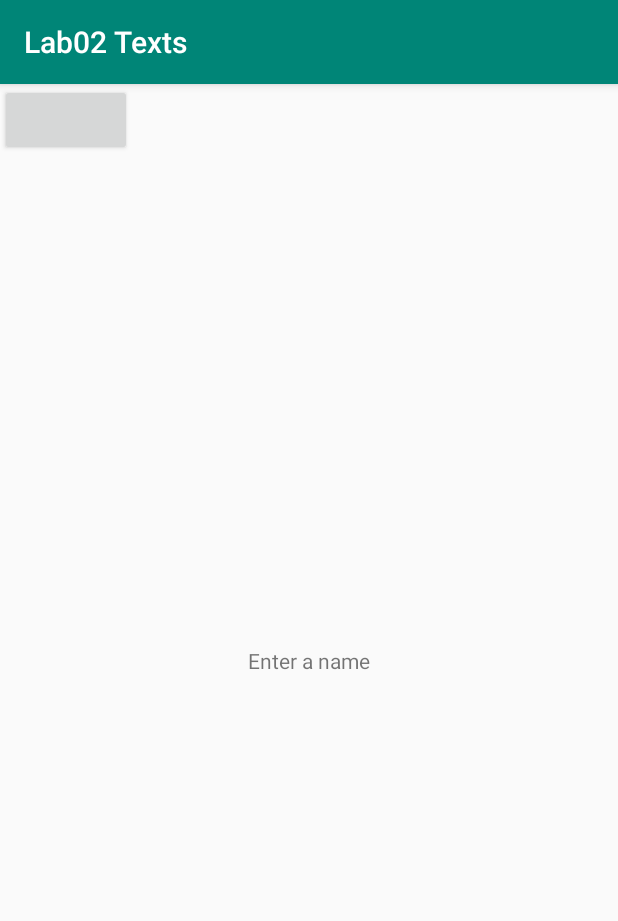
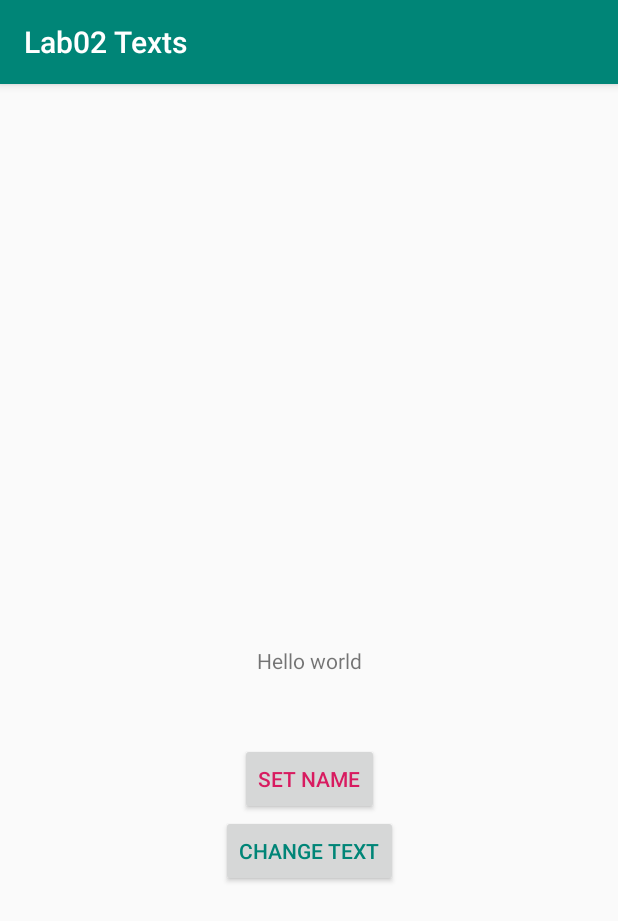
Before and after one commit to faosldkjfhf/Lab02Texts, an Android app: the screen it shows after launch (MainActivity), on a phone screen of 412 x 824 dp. Shown: the top 921 px of the screen. Run offline under Robolectric (Android 15) with nearby library versions, the phone set to English and light mode, and no system bars.

Commit message:
Mon Feb 10

```diff
--- a/app/src/main/java/com/liukevin/lab02texts/MainActivity.java
+++ b/app/src/main/java/com/liukevin/lab02texts/MainActivity.java
@@ -2,13 +2,51 @@ package com.liukevin.lab02texts;
 
 import androidx.appcompat.app.AppCompatActivity;
 
+import android.content.res.Resources;
 import android.os.Bundle;
+import android.util.Log;
+import android.view.View;
+import android.widget.Button;
+import android.widget.EditText;
+import android.widget.TextView;
 
 public class MainActivity extends AppCompatActivity {
 
+    Button nameButton;
+    Button arrayButton;
+    EditText textBox;
+    TextView text;
+    String[] array;
+    private int count;
     @Override
     protected void onCreate(Bundle savedInstanceState) {
         super.onCreate(savedInstanceState);
         setContentView(R.layout.activity_main);
+        count = 0;
+        nameButton = findViewById(R.id.namebutton);
+        arrayButton = findViewById(R.id.arraybutton);
+        textBox = findViewById(R.id.textbox);
+        text = findViewById(R.id.text);
+        Resources res = getResources();
+        array = res.getStringArray(R.array.array);
+        nameButton.setOnClickListener(new View.OnClickListener() {
+            @Override
+            public void onClick(View v) {
+                text.setText(textBox.getText().toString() + " is " + array[count]);
+                Log.i("name", textBox.getText().toString());
+            }
+        });
+        arrayButton.setOnClickListener(new View.OnClickListener() {
+            @Override
+            public void onClick(View v) {
+                if(count + 1 < array.length) {
+                    count += 1;
+                }
+                else {
+                    count = 0;
+                }
+                text.setText(textBox.getText().toString() + " is " + array[count]);
+            }
+        });
     }
 }
--- a/app/src/main/res/layout/activity_main.xml
+++ b/app/src/main/res/layout/activity_main.xml
@@ -7,18 +7,43 @@
     tools:context=".MainActivity">
 
     <TextView
+        android:id="@+id/text"
         android:layout_width="wrap_content"
         android:layout_height="wrap_content"
-        android:text="@string/enter_a_name"
+        android:text="@string/hello_world"
         app:layout_constraintBottom_toBottomOf="parent"
         app:layout_constraintLeft_toLeftOf="parent"
         app:layout_constraintRight_toRightOf="parent"
         app:layout_constraintTop_toTopOf="parent" />
     <EditText
+        android:id="@+id/textbox"
         android:layout_width="wrap_content"
-        android:layout_height="wrap_content" />
+        android:layout_height="wrap_content"
+        android:hint="@string/what_is_your_name"
+        app:layout_constraintRight_toLeftOf="parent"
+        app:layout_constraintLeft_toRightOf="parent"
+        app:layout_constraintTop_toBottomOf="@id/text" />
     <Button
+        android:id="@+id/namebutton"
         android:layout_width="wrap_content"
-        android:layout_height="wrap_content" />
+        android:layout_height="wrap_content"
+        android:textAllCaps="true"
+        android:text="@string/set_name"
+        android:textColor="@color/colorAccent"
+        app:layout_constraintTop_toBottomOf="@id/textbox"
+        app:layout_constraintLeft_toLeftOf="parent"
+        app:layout_constraintRight_toRightOf="parent"/>
+    <Button
+        android:id="@+id/arraybutton"
+        android:layout_width="wrap_content"
+        android:layout_height="wrap_content"
+        android:textAllCaps="true"
+        android:text="@string/change_text"
+        android:textColor="@color/colorPrimary"
+        app:layout_constraintRight_toRightOf="parent"
+        app:layout_constraintLeft_toLeftOf="parent"
+        app:layout_constraintTop_toBottomOf="@id/namebutton" />
+
+
 
 </androidx.constraintlayout.widget.ConstraintLayout>
--- a/app/src/main/res/values/strings.xml
+++ b/app/src/main/res/values/strings.xml
@@ -1,4 +1,15 @@
 <resources>
     <string name="app_name">Lab02 Texts</string>
     <string name="enter_a_name">Enter a name</string>
+    <string name="push">Push</string>
+    <string name="what_is_your_name">What is your name?</string>
+    <string name="hello_world">Hello world</string>
+    <string name="set_name">Set name</string>
+    <string name="change_text">Change text</string>
+    <string-array name="array">
+        <item>fat.</item>
+        <item>beautiful.</item>
+        <item>creative.</item>
+        <item>intelligent.</item>
+    </string-array>
 </resources>
```
